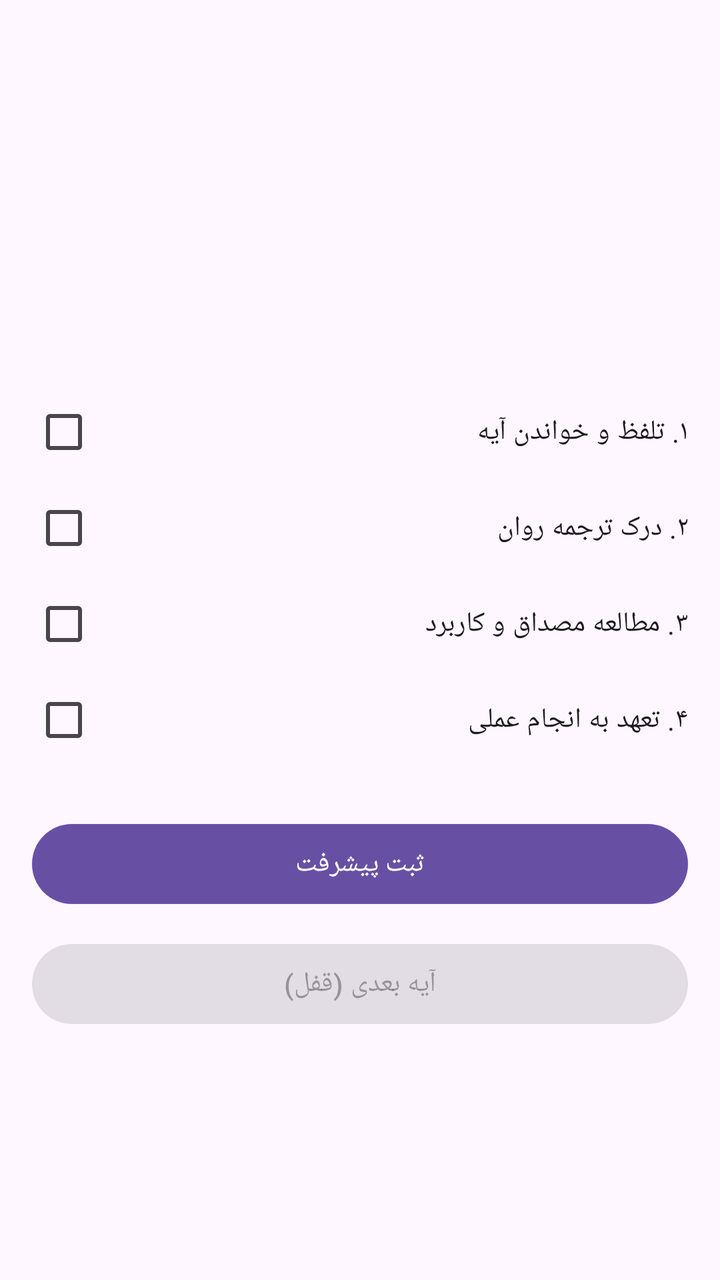
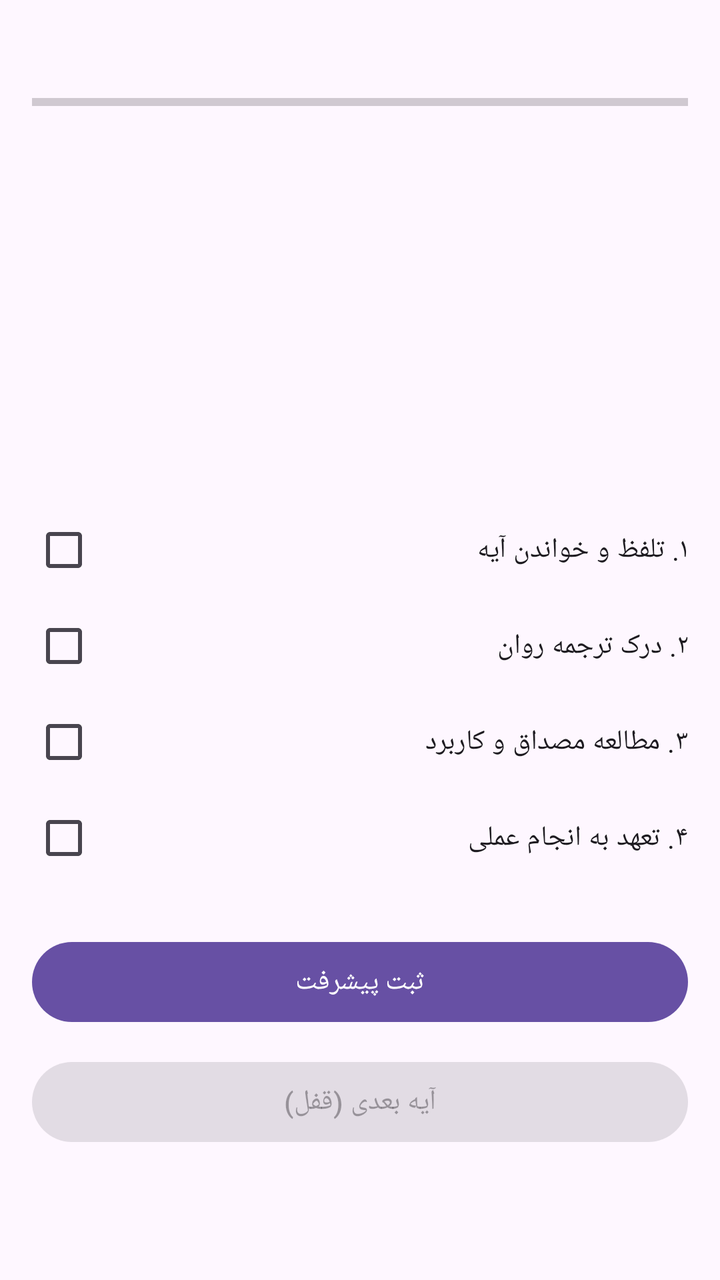

Before-and-after screenshots of an Android layout around one commit, followed by the original layout XML and the change that was made.
<!-- AndroidManifest.xml: application theme Theme.Material3.DayNight.NoActionBar -->
<!-- res/layout/activity_main.xml -->
<?xml version="1.0" encoding="utf-8"?>
<ScrollView xmlns:android="http://schemas.android.com/apk/res/android"
    android:layout_width="match_parent"
    android:layout_height="match_parent"
    android:padding="16dp">

    <LinearLayout
        android:orientation="vertical"
        android:layout_width="match_parent"
        android:layout_height="wrap_content">

        <TextView android:id="@+id/verseNumber" android:textSize="20sp" android:textStyle="bold" android:layout_width="wrap_content" android:layout_height="wrap_content"/>
        <TextView android:id="@+id/arabicText" android:textSize="26sp" android:layout_marginTop="20dp" android:layout_width="match_parent" android:layout_height="wrap_content"/>
        <TextView android:id="@+id/translation" android:textSize="18sp" android:layout_marginTop="16dp" android:layout_width="match_parent" android:layout_height="wrap_content"/>
        <TextView android:id="@+id/exampleText" android:textSize="16sp" android:layout_marginTop="16dp" android:layout_marginBottom="16dp" android:layout_width="match_parent" android:layout_height="wrap_content"/>

        
        <CheckBox android:id="@+id/cbRead" android:text="۱. تلفظ و خواندن آیه" android:layout_width="match_parent" android:layout_height="wrap_content"/>
        <CheckBox android:id="@+id/cbTranslate" android:text="۲. درک ترجمه روان" android:layout_width="match_parent" android:layout_height="wrap_content"/>
        <CheckBox android:id="@+id/cbExample" android:text="۳. مطالعه مصداق و کاربرد" android:layout_width="match_parent" android:layout_height="wrap_content"/>
        <CheckBox android:id="@+id/cbAction" android:text="۴. تعهد به انجام عملی" android:layout_width="match_parent" android:layout_height="wrap_content"/>

        <Button android:id="@+id/doneButton" android:text="ثبت پیشرفت" android:layout_marginTop="24dp" android:layout_width="match_parent" android:layout_height="wrap_content"/>
        
        
        <Button android:id="@+id/nextButton" android:text="آیه بعدی (قفل)" android:enabled="false" android:layout_marginTop="12dp" android:layout_width="match_parent" android:layout_height="wrap_content"/>

    </LinearLayout>
</ScrollView>
<!-- resources referenced by this layout -->
<resources>

</resources>

<!-- the commit's change to res/layout/activity_main.xml (unified diff, before → after) -->
@@ -8,6 +8,24 @@
         android:orientation="vertical"
         android:layout_width="match_parent"
         android:layout_height="wrap_content">
+
+<TextView
+    android:id="@+id/progressStatsText"
+    android:layout_width="match_parent"
+    android:layout_height="wrap_content"
+    android:textAlignment="center"
+    android:textSize="14sp"
+    android:textColor="#555555"
+    android:layout_marginBottom="8dp"/>
+
+
+<ProgressBar
+    android:id="@+id/progressBar"
+    style="?android:attr/progressBarStyleHorizontal"
+    android:layout_width="match_parent"
+    android:layout_height="wrap_content"
+    android:max="100"
+    android:layout_marginBottom="16dp"/>
 
         <TextView android:id="@+id/verseNumber" android:textSize="20sp" android:textStyle="bold" android:layout_width="wrap_content" android:layout_height="wrap_content"/>
         <TextView android:id="@+id/arabicText" android:textSize="26sp" android:layout_marginTop="20dp" android:layout_width="match_parent" android:layout_height="wrap_content"/>
